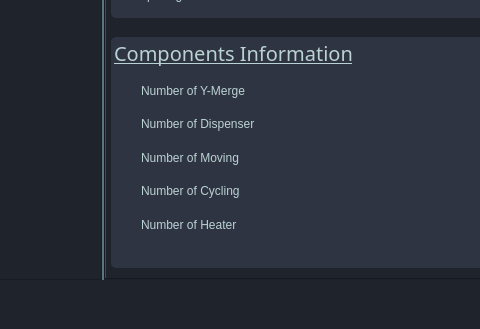
Old version of the form mainwindow.ui in the repository pandix73/qtgraphics; both pictures show x 648 to 1128 and y 367 to 696 of the 1252 by 696 pixel window.
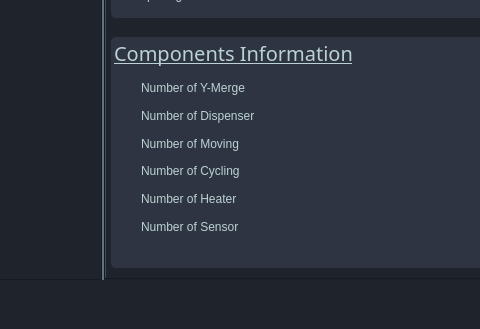
New version of the form. The open tabs and pages were chosen to show the change. Icons and pictures are not drawn.

Commit message: 2019.01.23 1. update : merge and dispensor edit (update size) 2. new : create 2 different files for 2 layers automatically, if there is sensor on the chip

Diff of the .ui file:
```diff
--- a/mainwindow.ui
+++ b/mainwindow.ui
@@ -947,8 +947,15 @@
              </property>
             </widget>
            </item>
-           <item row="5" column="3">
-            <widget class="QLabel" name="num_heater">
+           <item row="6" column="1">
+            <widget class="QLabel" name="label_55">
+             <property name="text">
+              <string>Number of Sensor</string>
+             </property>
+            </widget>
+           </item>
+           <item row="6" column="3">
+            <widget class="QLabel" name="num_sensor">
              <property name="text">
               <string/>
              </property>
```
Left out of the diff: 71 changed lines with no effect on the pictures. The commit also changes 8 other files.
